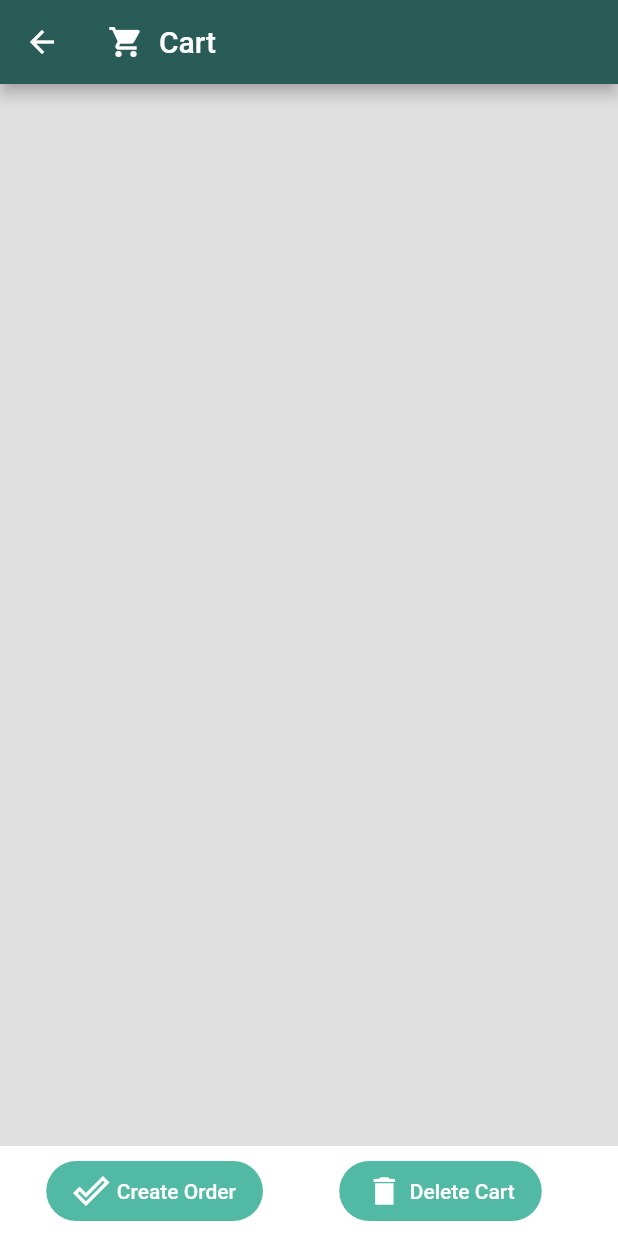
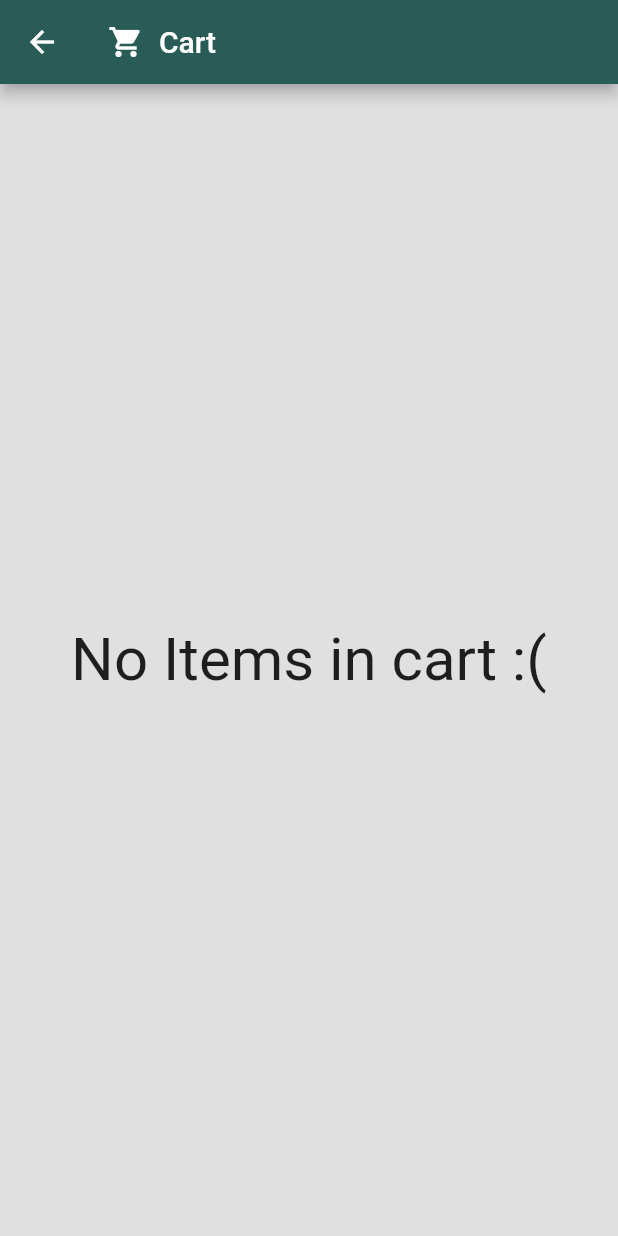
Before and after one commit to jonathang92/tul-dev-flutter, a Flutter app: the screen it shows after launch, after a tap on the "shopping cart" icon, on a phone screen of 412 x 824 dp. Run offline on Flutter 3.47's test engine with Material 2 defaults, Android fonts, the phone set to English and light mode, and no system bars; our stand-ins replace bloc, flutter_bloc.

Commit message:
login, register form and issues

```diff
--- a/lib/bloc/product/product_bloc.dart
+++ b/lib/bloc/product/product_bloc.dart
@@ -16,10 +16,8 @@ class ProductBloc extends Bloc<ProductEvent, ProductState> {
   ) async* {
     if (event is InitProductEvent) {
       // state.products is final
-      final List<Product> p = state.products;
+      final List<Product> p = event.products;
 
-      if (p.length != 0) yield ProductState(products: []);
-      p.addAll(event.products);
       yield state.copyWith(
         products: p,
       );
--- a/lib/main.dart
+++ b/lib/main.dart
@@ -4,6 +4,8 @@ import 'package:tul_dev/bloc/cart/cart_bloc.dart';
 import 'package:tul_dev/bloc/product/product_bloc.dart';
 import 'package:tul_dev/pages/cart_page.dart';
 import 'package:tul_dev/pages/home_page.dart';
+import 'package:tul_dev/pages/login_page.dart';
+import 'package:tul_dev/pages/register_page.dart';
 
 void main() => runApp(AppState());
 
@@ -26,6 +28,8 @@ class MyApp extends StatelessWidget {
       home: HomePage(),
       routes: {
         'cart': (context) => CartPage(),
+        'login': (context) => LoginPage(),
+        'register': (context) => RegisterPage(),
       },
     );
   }
--- a/lib/pages/cart_page.dart
+++ b/lib/pages/cart_page.dart
@@ -7,13 +7,23 @@ class CartPage extends StatelessWidget {
   @override
   Widget build(BuildContext context) {
     return BlocBuilder<CartBloc, CartState>(builder: (context, state) {
+      int itemCount() {
+        int c = 0;
+        state.cart.forEach((element) {
+          c += element.quantity;
+        });
+        return c;
+      }
+
       return Scaffold(
         appBar: AppBar(
           title: Row(
             children: [
               Icon(Icons.shopping_cart),
               SizedBox(width: 10),
-              Text('Cart'),
+              if (state.cart.length == 0) Text('Cart'),
+              if (state.cart.length > 0)
+                Text('Cart (${itemCount().toString()} items)'),
             ],
           ),
           backgroundColor: Color(0xff2a5c57),
@@ -22,6 +32,7 @@ class CartPage extends StatelessWidget {
           color: Colors.grey[300],
           child: Column(
             children: [
+              if (state.cart.length > 0)
                 Expanded(
                   child: ListView.builder(
                     physics: BouncingScrollPhysics(),
@@ -31,7 +42,14 @@ class CartPage extends StatelessWidget {
                     },
                   ),
                 ),
-              BottomAction()
+              if (state.cart.length == 0)
+                Expanded(
+                    child: Center(
+                        child: Text(
+                  'No Items in cart :(',
+                  style: TextStyle(fontSize: 40),
+                ))),
+              if (state.cart.length > 0) BottomAction()
             ],
           ),
         ),
--- a/lib/pages/home_page.dart
+++ b/lib/pages/home_page.dart
@@ -1,5 +1,6 @@
 import 'package:flutter/material.dart';
 import 'package:flutter_bloc/flutter_bloc.dart';
+import 'package:tul_dev/bloc/cart/cart_bloc.dart';
 import 'package:tul_dev/bloc/product/product_bloc.dart';
 import 'package:tul_dev/widgets/product_element.dart';
 
@@ -16,9 +17,28 @@ class HomePage extends StatelessWidget {
             title: Text('Tül-dev'),
             backgroundColor: Color(0xff2a5c57),
             actions: [
-              IconButton(
-                  icon: Icon(Icons.shopping_cart_outlined),
-                  onPressed: () => Navigator.pushNamed(context, 'cart'))
+              // ActionButton(
+              //   icon: Icons.logout,
+              //   text: 'Logout',
+              //   action: () => Navigator.pushNamed(context, 'login'),
+              // ),
+              ActionButton(
+                icon: Icons.login,
+                text: 'Login',
+                action: () => Navigator.pushNamed(context, 'login'),
+              ),
+              SizedBox(
+                width: 5,
+              ),
+              ActionButton(
+                icon: Icons.group_add,
+                text: 'Register',
+                action: () => Navigator.pushNamed(context, 'register'),
+              ),
+              SizedBox(
+                width: 5,
+              ),
+              CartButton()
             ],
           ),
           body: Container(
@@ -36,3 +56,92 @@ class HomePage extends StatelessWidget {
     );
   }
 }
+
+class CartButton extends StatelessWidget {
+  const CartButton({
+    Key key,
+  }) : super(key: key);
+
+  @override
+  Widget build(BuildContext context) {
+    return BlocBuilder<CartBloc, CartState>(
+      builder: (contex, state) {
+        int itemCount() {
+          int c = 0;
+          state.cart.forEach((element) {
+            c += element.quantity;
+          });
+          return c;
+        }
+
+        return Stack(
+          children: [
+            IconButton(
+                icon: Icon(Icons.shopping_cart_outlined),
+                onPressed: () => Navigator.pushNamed(context, 'cart')),
+            if (state.cart.length > 0)
+              new Positioned(
+                right: 7,
+                top: 7,
+                child: new Container(
+                  padding: EdgeInsets.all(2),
+                  decoration: new BoxDecoration(
+                    color: Colors.red,
+                    borderRadius: BorderRadius.circular(6),
+                  ),
+                  constraints: BoxConstraints(
+                    minWidth: 12,
+                    minHeight: 12,
+                  ),
+                  child: new Text(
+                    itemCount().toString(),
+                    style: new TextStyle(
+                      color: Colors.white,
+                      fontSize: 7,
+                      fontWeight: FontWeight.bold,
+                    ),
+                    textAlign: TextAlign.center,
+                  ),
+                ),
+              )
+          ],
+        );
+      },
+    );
+  }
+}
+
+class ActionButton extends StatelessWidget {
+  final String text;
+  final IconData icon;
+  final Function action;
+  const ActionButton({
+    @required this.text,
+    @required this.icon,
+    @required this.action,
+  });
+
+  @override
+  Widget build(BuildContext context) {
+    return TextButton(
+      child: Row(
+        children: [
+          Icon(
+            icon,
+            color: Colors.white,
+          ),
+          SizedBox(
+            width: 10,
+          ),
+          Text(
+            text,
+            style: TextStyle(
+              color: Colors.white,
+            ),
+          ),
+        ],
+      ),
+      onPressed: action,
+    );
+  }
+}
```
Also changed, not shown: lib/pages/login_page.dart (added, +18 -0 lines), lib/pages/register_page.dart (added, +18 -0 lines), lib/widgets/form_login_register.dart (added, +63 -0 lines). Lines whose indentation alone changed are shown as unchanged.
